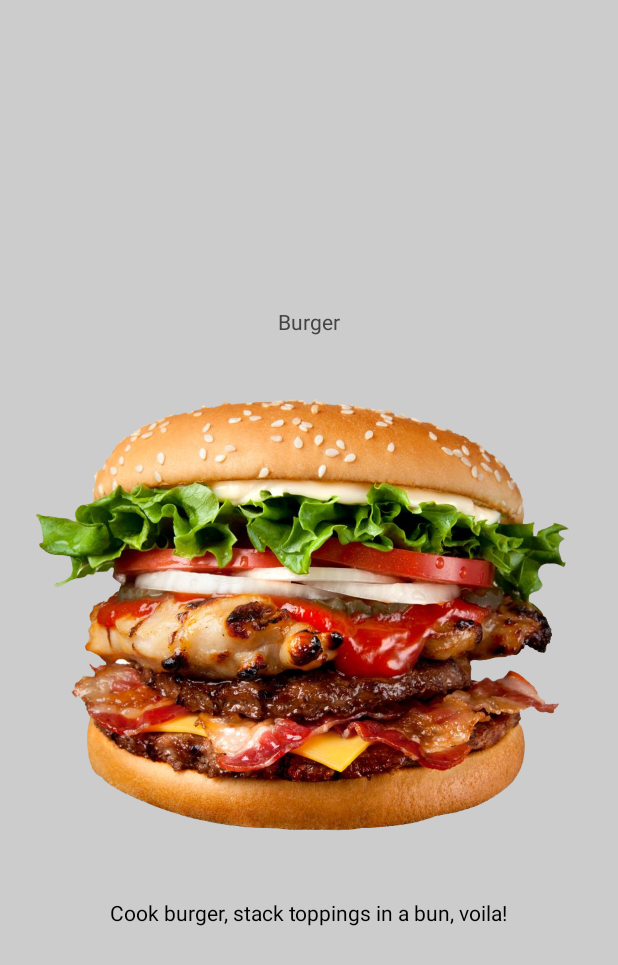
After one commit to aurelialuszcz/MDApp, an Android app built with Jetpack Compose: the FourthWindow screen opened directly, with no data from a screen before it, on a phone screen of 412 x 824 dp. The commit adds this screen. Shown: the top 965 px of the screen. Run offline under Robolectric (Android 15) with nearby library versions, the phone set to English and light mode, and no system bars.

Commit message:
fourth window with a recipe

```diff
--- a/app/build.gradle.kts
+++ b/app/build.gradle.kts
@@ -61,6 +61,7 @@ dependencies {
     implementation("androidx.compose.material3:material3")
     implementation(platform("androidx.compose:compose-bom:2023.03.00"))
     implementation(platform("androidx.compose:compose-bom:2023.03.00"))
+    implementation(platform("androidx.compose:compose-bom:2023.03.00"))
     testImplementation("junit:junit:4.13.2")
     androidTestImplementation("androidx.test.ext:junit:1.1.5")
     androidTestImplementation("androidx.test.espresso:espresso-core:3.5.1")
@@ -68,6 +69,7 @@ dependencies {
     androidTestImplementation("androidx.compose.ui:ui-test-junit4")
     androidTestImplementation(platform("androidx.compose:compose-bom:2023.03.00"))
     androidTestImplementation(platform("androidx.compose:compose-bom:2023.03.00"))
+    androidTestImplementation(platform("androidx.compose:compose-bom:2023.03.00"))
     debugImplementation("androidx.compose.ui:ui-tooling")
     debugImplementation("androidx.compose.ui:ui-test-manifest")
 }
--- a/app/src/main/AndroidManifest.xml
+++ b/app/src/main/AndroidManifest.xml
@@ -12,6 +12,11 @@
         android:supportsRtl="true"
         android:theme="@style/Theme.AssignmentMain"
         tools:targetApi="31">
+        <activity
+            android:name=".FourthWindow"
+            android:exported="false"
+            android:label="@string/title_activity_fourth_window"
+            android:theme="@style/Theme.AssignmentMain" />
         <activity
             android:name=".ThirdWindow"
             android:exported="false"
--- /dev/null
+++ b/app/src/main/java/com/example/assignmentmain/FourthWindow.kt
@@ -0,0 +1,42 @@
+package com.example.assignmentmain
+
+import android.os.Bundle
+import androidx.activity.ComponentActivity
+import androidx.activity.compose.setContent
+import androidx.compose.foundation.Image
+import androidx.compose.foundation.layout.Arrangement
+import androidx.compose.foundation.layout.Column
+import androidx.compose.foundation.layout.fillMaxSize
+import androidx.compose.foundation.layout.fillMaxWidth
+import androidx.compose.material3.Surface
+import androidx.compose.material3.Text
+import androidx.compose.ui.Alignment
+import androidx.compose.ui.Modifier
+import androidx.compose.ui.graphics.Color
+import androidx.compose.ui.layout.ContentScale
+import androidx.compose.ui.res.painterResource
+
+class FourthWindow : ComponentActivity() {
+    override fun onCreate(savedInstanceState: Bundle?) {
+        super.onCreate(savedInstanceState)
+        setContent {
+            val burgerImg = painterResource(id = R.drawable.burger)
+            Surface(modifier = Modifier.fillMaxSize(),
+                color = Color.LightGray) {
+                Column(
+                    verticalArrangement = Arrangement.Center,
+                    horizontalAlignment = Alignment.CenterHorizontally
+                ) {
+                    Text("Burger", color = Color.DarkGray)
+                    Image(
+                        painter = burgerImg,
+                        contentDescription = null,
+                        modifier = Modifier.fillMaxWidth(),
+                        contentScale = ContentScale.FillWidth
+                    )
+                    Text("Cook burger, stack toppings in a bun, voila!")
+                }
+            }
+        }
+    }
+}
--- a/app/src/main/res/values/strings.xml
+++ b/app/src/main/res/values/strings.xml
@@ -2,4 +2,5 @@
     <string name="app_name">AssignmentMain</string>
     <string name="title_activity_second_window">SecondWindow</string>
     <string name="title_activity_third_window">ThirdWindow</string>
+    <string name="title_activity_fourth_window">FourthWindow</string>
 </resources>
```
Also changed, not shown: app/src/main/java/com/example/assignmentmain/MainActivity.kt (+11 -2 lines), app/src/main/res/drawable/burger.png (added).
